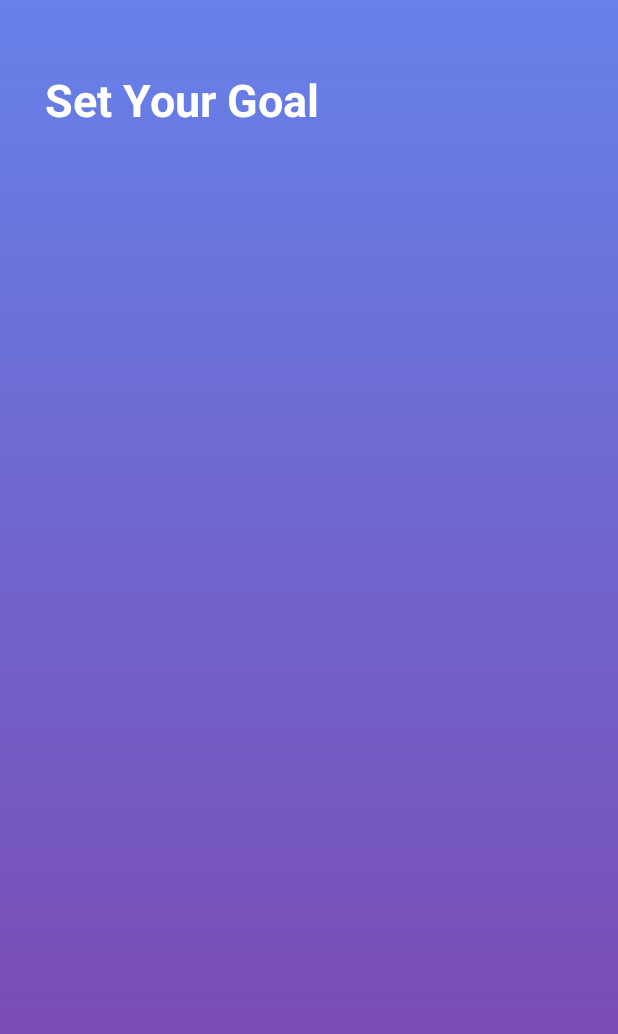
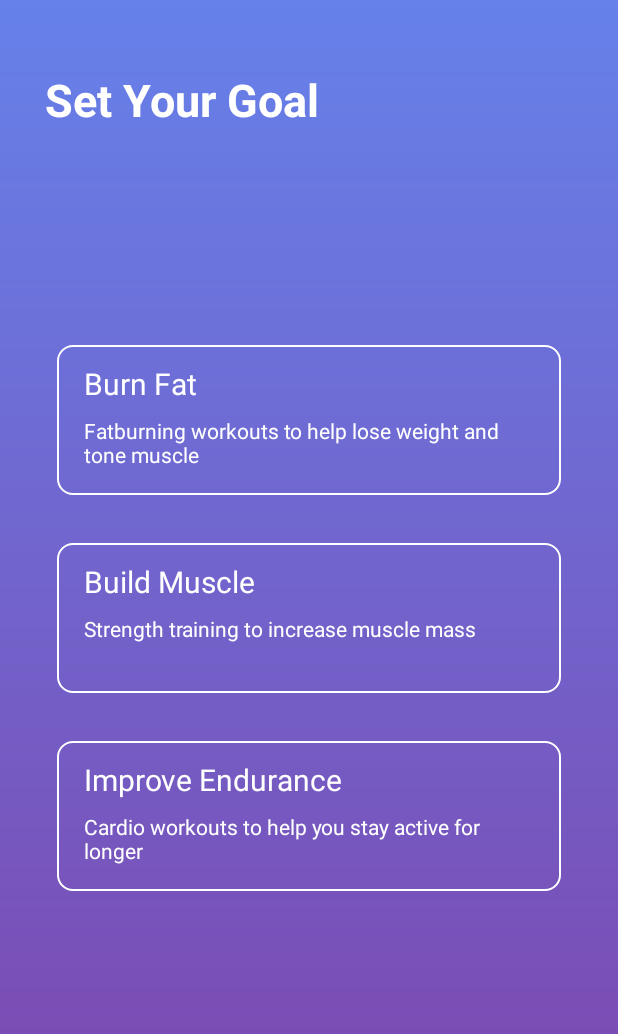
Before and after one commit to VP-Technologies/vp-fitness-app-android, an Android app: the layout tab4.xml on its own in the app's theme, with its tools: preview values and no code run, on a phone screen of 412 x 824 dp. Shown: the top 1034 px of the screen. Run offline under Robolectric (Android 15) with nearby library versions, the phone set to English and light mode, and no system bars.

Commit message:
Added 'Set Your Goal' tab layout. Still need to add emojis to option titles.

```diff
--- /dev/null
+++ b/VP-fitness-frontend/app/src/main/res/drawable/onboarding_option.xml
@@ -0,0 +1,9 @@
+<?xml version="1.0" encoding="utf-8"?>
+<selector xmlns:android="http://schemas.android.com/apk/res/android">
+    <item>
+        <shape android:shape="rectangle">
+            <stroke android:color="@android:color/white" android:width="1dp" />
+            <corners android:radius="10dp" />
+        </shape>
+    </item>
+</selector>
--- a/VP-fitness-frontend/app/src/main/res/layout/tab4.xml
+++ b/VP-fitness-frontend/app/src/main/res/layout/tab4.xml
@@ -1,5 +1,5 @@
 <?xml version="1.0" encoding="utf-8"?>
-<LinearLayout xmlns:android="http://schemas.android.com/apk/res/android"
+<RelativeLayout xmlns:android="http://schemas.android.com/apk/res/android"
     android:orientation="vertical"
     android:layout_width="match_parent"
     android:layout_height="match_parent"
@@ -19,10 +19,100 @@
     <LinearLayout
         android:id="@+id/goals_linear_layout"
         android:layout_width="match_parent"
-        android:layout_height="wrap_content">
+        android:layout_height="wrap_content"
+        android:orientation="vertical"
+        android:paddingLeft="8dp"
+        android:paddingRight="8dp"
+        android:layout_centerInParent="true">
 
+        <LinearLayout
+            android:id="@+id/burn_fat_linear_layout"
+            android:layout_width="match_parent"
+            android:layout_height="100dp"
+            android:orientation="vertical"
+            android:background="@drawable/onboarding_option"
+            android:paddingTop="12dp"
+            android:paddingLeft="18dp"
+            android:paddingRight="24dp"
+            android:layout_marginBottom="32dp"
+            android:clickable="true">
 
+            <TextView
+                android:layout_width="wrap_content"
+                android:layout_height="wrap_content"
+                android:text="Burn Fat"
+                android:textColor="@android:color/white"
+                android:textSize="20sp" />
+
+            <TextView
+                android:layout_width="match_parent"
+                android:layout_height="wrap_content"
+                android:text="@string/burn_fat_description"
+                android:textColor="@android:color/white"
+                android:textSize="14sp"
+                android:layout_marginTop="8dp"/>
+
+        </LinearLayout>
+
+        <LinearLayout
+            android:id="@+id/build_muscle_linear_layout"
+            android:layout_width="match_parent"
+            android:layout_height="100dp"
+            android:orientation="vertical"
+            android:background="@drawable/onboarding_option"
+            android:paddingTop="12dp"
+            android:paddingBottom="12dp"
+            android:paddingLeft="18dp"
+            android:paddingRight="24dp"
+            android:layout_marginBottom="32dp"
+            android:clickable="true">
+
+            <TextView
+                android:layout_width="wrap_content"
+                android:layout_height="wrap_content"
+                android:text="Build Muscle"
+                android:textColor="@android:color/white"
+                android:textSize="20sp" />
+
+            <TextView
+                android:layout_width="match_parent"
+                android:layout_height="wrap_content"
+                android:text="@string/build_muscle_description"
+                android:textColor="@android:color/white"
+                android:textSize="14sp"
+                android:layout_marginTop="8dp"/>
+
+        </LinearLayout>
+
+        <LinearLayout
+            android:id="@+id/improve_endurance_linear_layout"
+            android:layout_width="match_parent"
+            android:layout_height="100dp"
+            android:orientation="vertical"
+            android:background="@drawable/onboarding_option"
+            android:paddingTop="12dp"
+            android:paddingBottom="12dp"
+            android:paddingLeft="18dp"
+            android:paddingRight="24dp"
+            android:clickable="true">
+
+            <TextView
+                android:layout_width="wrap_content"
+                android:layout_height="wrap_content"
+                android:text="Improve Endurance"
+                android:textColor="@android:color/white"
+                android:textSize="20sp" />
+
+            <TextView
+                android:layout_width="match_parent"
+                android:layout_height="wrap_content"
+                android:text="@string/improve_endurance_description"
+                android:textColor="@android:color/white"
+                android:textSize="14sp"
+                android:layout_marginTop="8dp"/>
+
+        </LinearLayout>
 
     </LinearLayout>
 
-</LinearLayout>
+</RelativeLayout>
--- a/VP-fitness-frontend/app/src/main/res/values/strings.xml
+++ b/VP-fitness-frontend/app/src/main/res/values/strings.xml
@@ -6,4 +6,8 @@
 
     <!-- TODO: Remove or change this placeholder text -->
     <string name="hello_blank_fragment">Hello blank fragment</string>
+
+    <string name="burn_fat_description">Fatburning workouts to help lose weight and tone muscle</string>
+    <string name="build_muscle_description">Strength training to increase muscle mass</string>
+    <string name="improve_endurance_description">Cardio workouts to help you stay active for longer</string>
 </resources>
```
